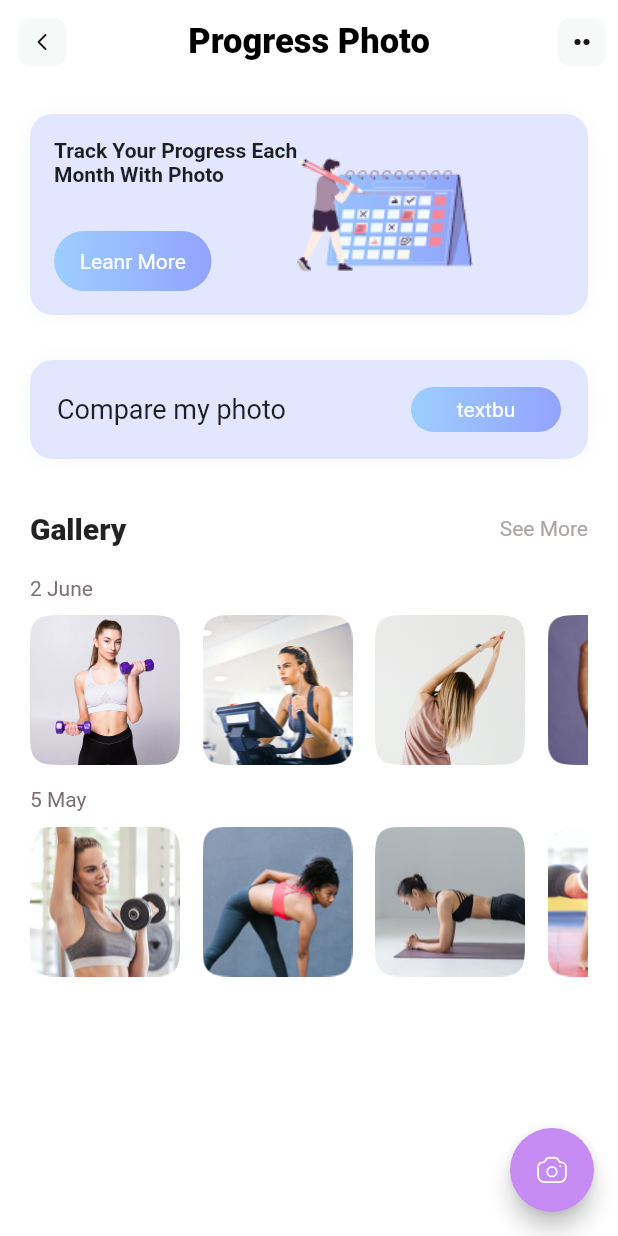
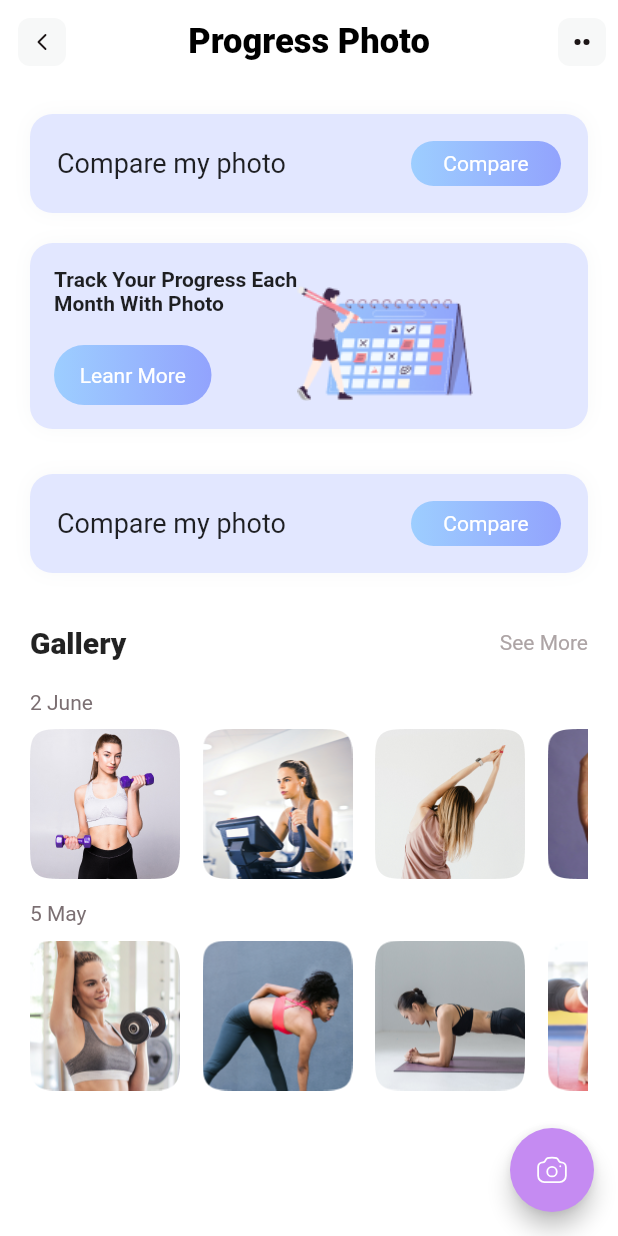
Before and after one commit to salvagb1/fitness, a Flutter app: the CameraBtn screen opened directly, on a phone screen of 412 x 824 dp. Run offline on Flutter 3.47's test engine with Material 2 defaults, Android fonts, the phone set to English and light mode, and no system bars; our stand-ins replace flutter_svg.

Commit message:
Update camera_btn, agree new component

```diff
--- a/lib/components/button.dart
+++ b/lib/components/button.dart
@@ -6,9 +6,7 @@ class ButtonReu extends StatelessWidget {
 
   @override
   Widget build(BuildContext context) {
-    return InkWell(
-      onTap: () {},
-      child: Container(
+    return Container(
       margin: const EdgeInsets.only(),
       height: 30,
       width: 100,
@@ -27,7 +25,6 @@ class ButtonReu extends StatelessWidget {
           style: TextStyle(color: Colors.white),
         ),
       ),
-      ),
     );
   }
 }
--- a/lib/pages/navigatorbtn/camera_btn.dart
+++ b/lib/pages/navigatorbtn/camera_btn.dart
@@ -1,5 +1,6 @@
 import 'package:fitness/components/button.dart';
 import 'package:fitness/components/card_gallery.dart';
+import 'package:fitness/pages/comparison.dart';
 import 'package:flutter/material.dart';
 import 'package:flutter_svg/svg.dart';
 
@@ -42,6 +43,37 @@ class _CameraBtnState extends State<CameraBtn> {
           crossAxisAlignment: CrossAxisAlignment.start,
           children: [
             Container(
+              padding: const EdgeInsets.all(18),
+              decoration: BoxDecoration(
+                borderRadius: BorderRadius.circular(15),
+                boxShadow: const <BoxShadow>[
+                  BoxShadow(
+                    color: Color(0xffF7F8F8),
+                    blurRadius: 10.0,
+                  ),
+                ],
+                color: const Color(0xffE2E7FF),
+              ),
+              child: Row(
+                children: [
+                  const Expanded(
+                    child: Text(
+                      "Compare my photo",
+                      style:
+                          TextStyle(fontSize: 18, fontWeight: FontWeight.w400),
+                    ),
+                  ),
+                  InkWell(
+                    onTap: () {},
+                    child: const ButtonReu(textbu: 'Compare'),
+                  ),
+                ],
+              ),
+            ),
+            const SizedBox(
+              height: 20,
+            ),
+            Container(
               padding: const EdgeInsets.all(16),
               decoration: BoxDecoration(
                 borderRadius: BorderRadius.circular(15),
@@ -68,7 +100,7 @@ class _CameraBtnState extends State<CameraBtn> {
                         style: TextStyle(fontWeight: FontWeight.w700),
                       ),
                       const SizedBox(
-                        height: 30,
+                        height: 20,
                       ),
                       InkWell(
                         onTap: () {},
@@ -96,7 +128,12 @@ class _CameraBtnState extends State<CameraBtn> {
                     ],
                   ),
                   Column(
-                    children: [Image.asset('assets/images/calendar2.png')],
+                    children: [
+                      const SizedBox(
+                        height: 10,
+                      ),
+                      Image.asset('assets/images/calendar2.png')
+                    ],
                   ),
                 ],
               ),
@@ -125,7 +162,7 @@ class _CameraBtnState extends State<CameraBtn> {
                           TextStyle(fontSize: 18, fontWeight: FontWeight.w400),
                     ),
                   ),
-                  ButtonReu(textbu: 'textbu'),
+                  ButtonReu(textbu: 'Compare'),
                 ],
               ),
             ),
```
Also changed, not shown: lib/components/appbar.dart (added, +30 -0 lines), lib/pages/comparison.dart (added, +22 -0 lines). Lines whose indentation alone changed are shown as unchanged.
